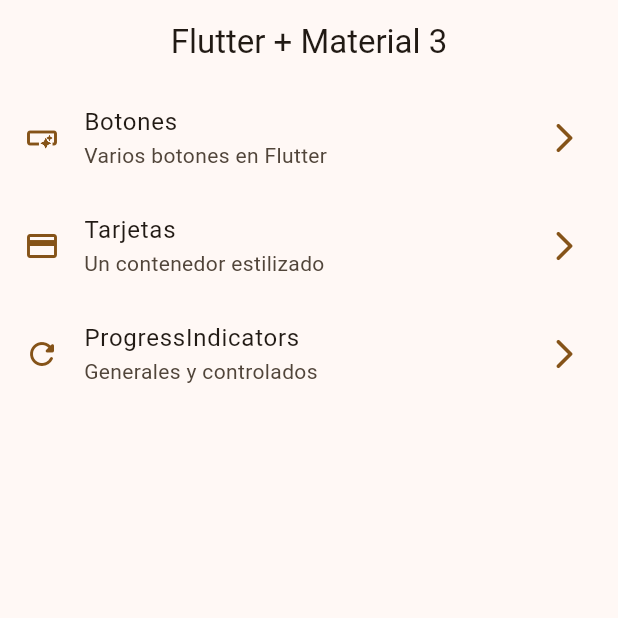
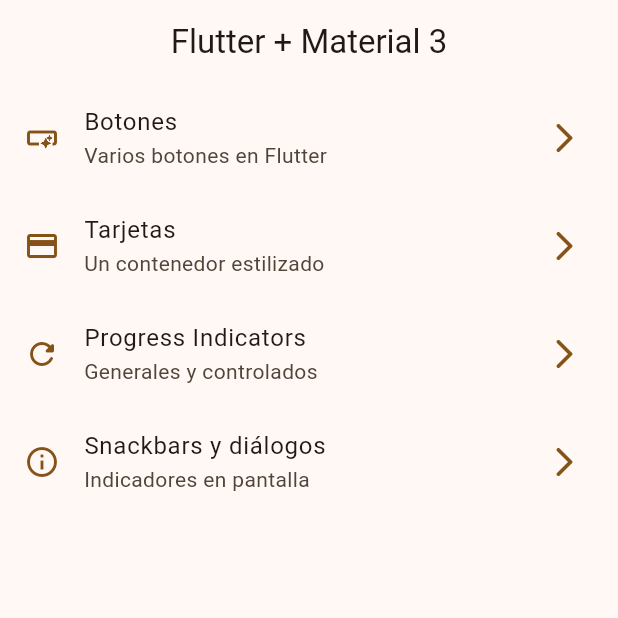
Before and after one commit to jalfonsosuarez/widgets_app, a Flutter app: the screen it shows after launch, on a phone screen of 412 x 824 dp, the top half of it. Run offline on Flutter 3.47's test engine with Material 3 defaults, Android fonts, the phone set to English and light mode, and no system bars; our stand-ins replace go_router.

Commit message:
Snackbar & dialogs.

```diff
--- a/lib/config/menu/menu_items.dart
+++ b/lib/config/menu/menu_items.dart
@@ -28,9 +28,15 @@ const appMenuItems = <MenuItem>[
     icon: Icons.credit_card,
   ),
   MenuItem(
-    title: 'ProgressIndicators',
+    title: 'Progress Indicators',
     subTitle: 'Generales y controlados',
     link: '/progress',
     icon: Icons.refresh_rounded,
   ),
+  MenuItem(
+    title: 'Snackbars y diálogos',
+    subTitle: 'Indicadores en pantalla',
+    link: '/snackbars',
+    icon: Icons.info_outline,
+  ),
 ];
--- a/lib/config/router/app_router.dart
+++ b/lib/config/router/app_router.dart
@@ -26,5 +26,10 @@ final appRouter = GoRouter(
       name: ProgressScreen.name,
       builder: (context, state) => const ProgressScreen(),
     ),
+    GoRoute(
+      path: '/snackbars',
+      name: SnackbarScreen.name,
+      builder: (context, state) => const SnackbarScreen(),
+    ),
   ],
 );
--- a/lib/main.dart
+++ b/lib/main.dart
@@ -12,6 +12,7 @@ class MainApp extends StatelessWidget {
   @override
   Widget build(BuildContext context) {
     return MaterialApp.router(
+      title: 'Flutter Widgets',
       routerConfig: appRouter,
       debugShowCheckedModeBanner: false,
       theme: AppTheme(selectedColor:6).getTheme(),
```
Also changed, not shown: lib/presentation/screens/snackbar/snackbar_screen.dart (+71 -1 lines).
